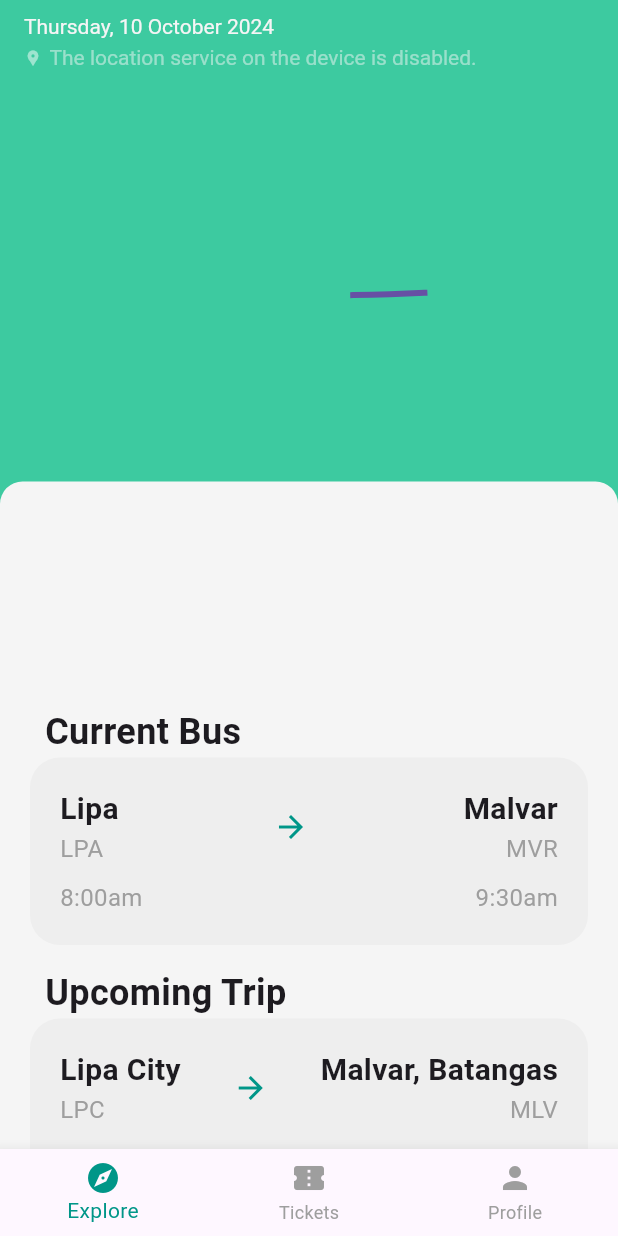
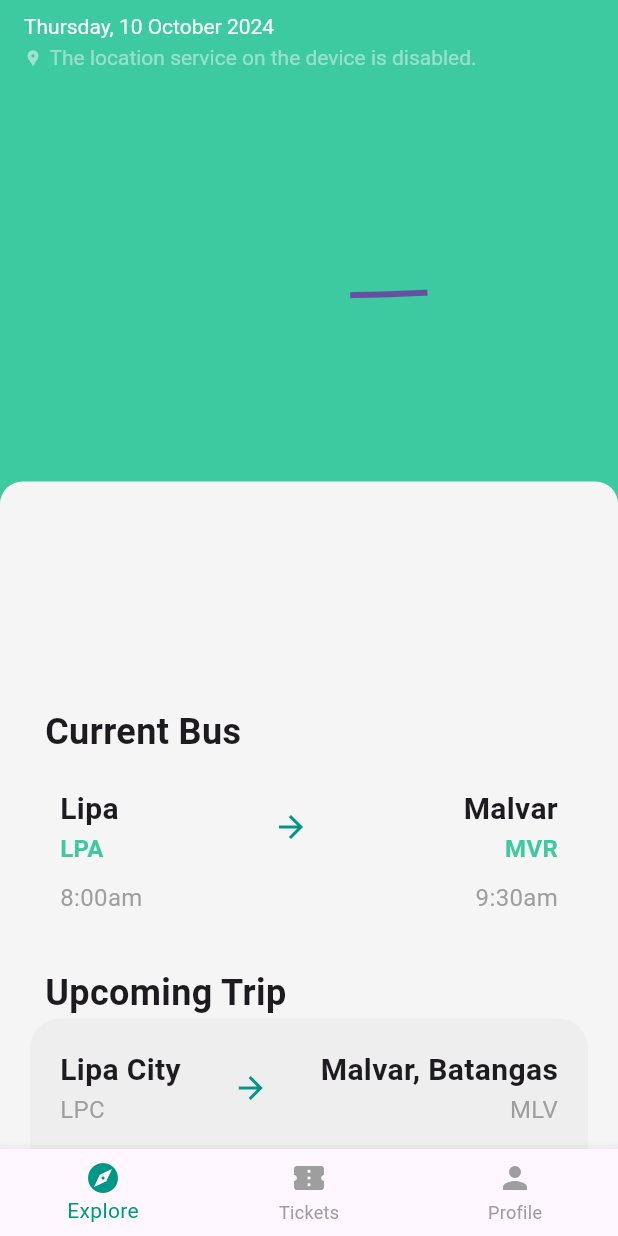
Before and after one commit to Yajme/Bus-Reservation-System, a Flutter app: the screen it shows after launch, on a phone screen of 412 x 824 dp. Run offline on Flutter 3.47's test engine with Material 3 defaults, Android fonts, the phone set to English and light mode, and no system bars; our stand-ins replace flutter_dash, flutter_map, geocoding, geolocator, latlong2.

Commit message:
components commit

```diff
--- a/lib/components/card.dart
+++ b/lib/components/card.dart
@@ -25,13 +25,13 @@ String localityInitials(String locality){
     final pickupLocation = widget.pickupLocation;
     final destination = widget.destination;
     final departure = widget.departure;
-    final arrival = widget.arrival;
+    final arrival = widget.arrival; //TODO :remove arrival and replace with trip date
       return Padding(
       padding: const EdgeInsets.symmetric(horizontal: 20),
       child: Container(
         padding: const EdgeInsets.all(20),
         decoration: BoxDecoration(
-          color: Colors.grey[200],
+          color: Color(0xffF5F5F5),
           borderRadius: BorderRadius.circular(20),
         ),
         child: Column(
@@ -52,8 +52,9 @@ String localityInitials(String locality){
                     Text(
                       localityInitials(pickupLocation),
                       style: TextStyle(
+                        fontWeight: FontWeight.bold,
                         fontSize: 16,
-                        color: Colors.grey,
+                        color: const Color(0xff3DCAA0),
                       ),
                     ),
                   ],
@@ -72,8 +73,9 @@ String localityInitials(String locality){
                     Text(
                       localityInitials(destination),
                       style: TextStyle(
+                        fontWeight: FontWeight.bold,
                         fontSize: 16,
-                        color: Colors.grey,
+                        color:const Color(0xff3DCAA0),
                       ),
                     ),
                   ],
@@ -89,7 +91,7 @@ String localityInitials(String locality){
                   style: TextStyle(fontSize: 16, color: Colors.grey),
                 ),
                 Text(
-                  arrival,
+                  arrival, //TODO : Change to Trip date instead
                   style: TextStyle(fontSize: 16, color: Colors.grey),
                 ),
               ],
```
Also changed, not shown: lib/components/filter.dart (added, +17 -0 lines).
